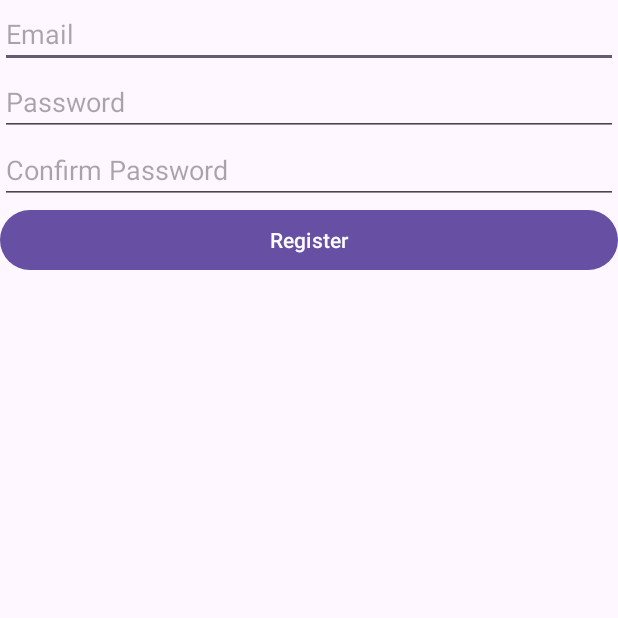
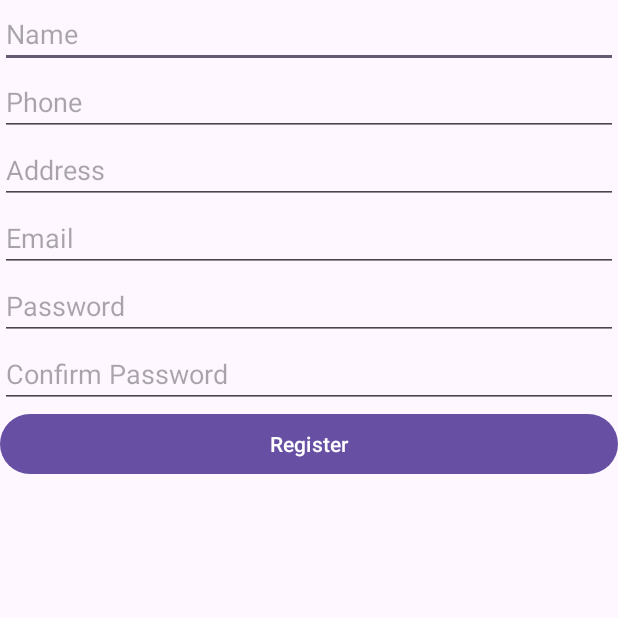
Before and after one commit to leekongvine123/PRM-HELMET, an Android app: the screen it shows after launch (RegisterActivity), after a tap on "Register", on a phone screen of 412 x 824 dp, the top half of it. Run offline under Robolectric (Android 15) with nearby library versions, the phone set to English and light mode, and no system bars; our stand-ins replace Firebase (no records; nobody signed in at launch, a user with empty details on screens opened directly).

```diff
--- a/app/src/main/java/com/example/myapplication/RegisterActivity.java
+++ b/app/src/main/java/com/example/myapplication/RegisterActivity.java
@@ -17,14 +17,17 @@
 
 import androidx.appcompat.app.AppCompatActivity;
 
+import com.example.myapplication.database_helper.DatabaseHelper;
+import com.example.myapplication.model.User;
 import com.google.firebase.auth.FirebaseAuth;
 import com.google.firebase.auth.FirebaseUser;
 
 public class RegisterActivity extends AppCompatActivity {
 
-    private EditText emailEditText, passwordEditText, confirmPasswordEditText;
+    private EditText emailEditText, passwordEditText, confirmPasswordEditText, nameEditText, phoneEditText, addressEditText;
     private Button registerButton;
     private FirebaseAuth mAuth;
+    private DatabaseHelper dbHelper;
 
     @Override
     protected void onCreate(Bundle savedInstanceState) {
@@ -34,9 +37,13 @@
         emailEditText = findViewById(R.id.email);
         passwordEditText = findViewById(R.id.password);
         confirmPasswordEditText = findViewById(R.id.confirm_password);
+        nameEditText = findViewById(R.id.username);
+        phoneEditText = findViewById(R.id.phone);
+        addressEditText = findViewById(R.id.address);
         registerButton = findViewById(R.id.register_button);
 
         mAuth = FirebaseAuth.getInstance();
+        dbHelper = new DatabaseHelper(this);
 
         registerButton.setOnClickListener(new View.OnClickListener() {
             @Override
@@ -44,15 +51,25 @@
                 String email = emailEditText.getText().toString();
                 String password = passwordEditText.getText().toString();
                 String confirmPassword = confirmPasswordEditText.getText().toString();
+                String name = nameEditText.getText().toString();
+                String phone = phoneEditText.getText().toString();
+                String address = addressEditText.getText().toString();
 
                 if (password.equals(confirmPassword)) {
                     mAuth.createUserWithEmailAndPassword(email, password)
                             .addOnCompleteListener(RegisterActivity.this, task -> {
                                 if (task.isSuccessful()) {
                                     FirebaseUser user = mAuth.getCurrentUser();
-                                    Toast.makeText(RegisterActivity.this, "Registration successful", Toast.LENGTH_SHORT).show();
-                                    Intent intent = new Intent(RegisterActivity.this, LoginActivity.class);
-                                    startActivity(intent);
+                                    // Save user details to local database
+                                    User newUser = new User(name, email, phone, address);
+                                    long newRowId = dbHelper.addUser(newUser);
+                                    if (newRowId != -1) {
+                                        Toast.makeText(RegisterActivity.this, "Registration successful", Toast.LENGTH_SHORT).show();
+                                        Intent intent = new Intent(RegisterActivity.this, LoginActivity.class);
+                                        startActivity(intent);
+                                    } else {
+                                        Toast.makeText(RegisterActivity.this, "Error saving user details", Toast.LENGTH_SHORT).show();
+                                    }
                                 } else {
                                     Toast.makeText(RegisterActivity.this, "Registration failed", Toast.LENGTH_SHORT).show();
                                 }
--- a/app/src/main/res/layout/activity_register.xml
+++ b/app/src/main/res/layout/activity_register.xml
@@ -5,12 +5,36 @@
     android:layout_height="match_parent"
     android:orientation="vertical">
 
+
+    <EditText
+        android:id="@+id/username"
+        android:layout_width="match_parent"
+        android:layout_height="wrap_content"
+        android:hint="Name"
+        android:inputType="text" />
+
+    <EditText
+        android:id="@+id/phone"
+        android:layout_width="match_parent"
+        android:layout_height="wrap_content"
+        android:hint="Phone"
+        android:inputType="textEmailAddress" />
+
+    <EditText
+        android:id="@+id/address"
+        android:layout_width="match_parent"
+        android:layout_height="wrap_content"
+        android:hint="Address"
+        android:inputType="textEmailAddress" />
+
     <EditText
         android:id="@+id/email"
         android:layout_width="match_parent"
         android:layout_height="wrap_content"
         android:hint="Email"
         android:inputType="textEmailAddress" />
+
+
 
     <EditText
         android:id="@+id/password"
```
Also changed, not shown: app/src/main/java/com/example/myapplication/MainActivity.java (+14 -5 lines), app/src/main/java/com/example/myapplication/database_helper/DatabaseHelper.java (+22 -0 lines), app/src/main/java/com/example/myapplication/fragments/ProfileFragment.java (+59 -0 lines), app/src/main/java/com/example/myapplication/model/User.java (+7 -0 lines), app/src/main/res/layout/fragment_profile.xml (+61 -3 lines).
